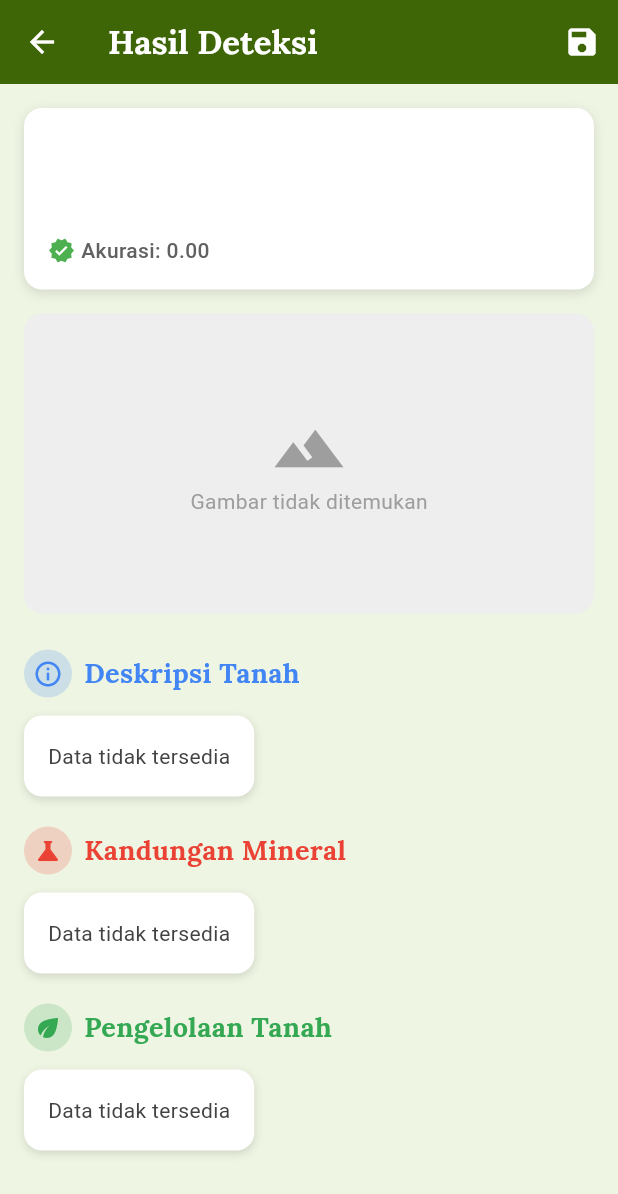
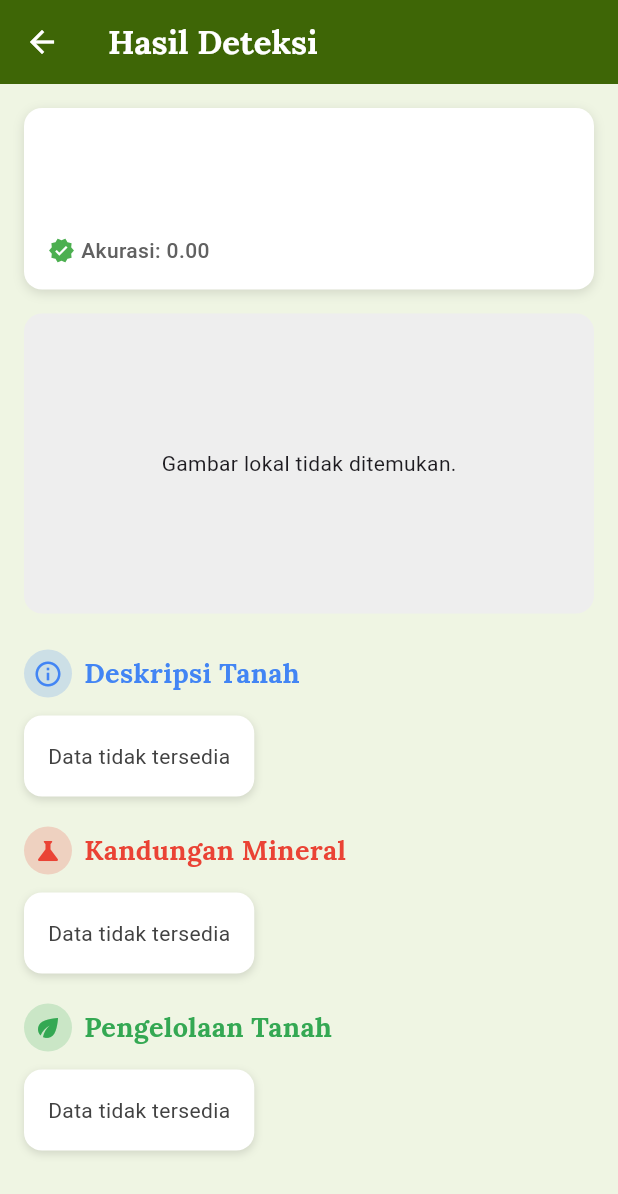
Before and after one commit to alphacoderds/PlantFit, a Flutter app: the HasilDeteksiPage screen opened directly with empty values, on a phone screen of 412 x 824 dp. Shown: the top 1194 px of the screen. Run offline on Flutter 3.47's test engine with Material 3 defaults, Android fonts, the phone set to English and light mode, and no system bars; our stand-ins replace camera, cloud_firestore, connectivity_plus, firebase_auth, firebase_core, firebase_storage and 4 more; missing offline and left inert: tflite_v2; accounts and stored records are empty.

Commit message:
detail hasil deteksi

```diff
--- a/lib/services/firebaseService.dart
+++ b/lib/services/firebaseService.dart
@@ -19,8 +19,8 @@ class FirebaseService {
     }
   }
 
-  /// Simpan hasil deteksi + upload gambar (utama)
-  static Future<void> uploadDetectionResult({
+  /// Simpan hasil deteksi + upload gambar (utama) dan kembalikan imageUrl
+  static Future<String> uploadDetectionResult({
     required String userId,
     required String hasil,
     required double confidence,
@@ -31,7 +31,7 @@ class FirebaseService {
       String imageUrl = '';
       DocumentReference? docRef;
 
-      // Tambah data Firestore dengan image_url kosong lebih dulu
+      // Tambah data Firestore dengan image_url kosong terlebih dahulu
       docRef = await FirebaseFirestore.instance
           .collection('users')
           .doc(userId)
@@ -56,15 +56,18 @@ class FirebaseService {
 
       print("🔗 URL gambar yang didapat: $imageUrl");
 
-      // Periksa & update URL gambar ke Firestore
+      // Update URL gambar di Firestore jika valid
       if (imageUrl.isNotEmpty && Uri.tryParse(imageUrl)?.hasAbsolutePath == true) {
         await docRef.update({'image_url': imageUrl});
         print("✅ Gambar berhasil diupdate di Firestore.");
       } else {
         print("⚠️ URL gambar kosong atau tidak valid.");
       }
+
+      return imageUrl; // ⬅️ Kembalikan URL
     } catch (e) {
       print("❌ Gagal menyimpan hasil deteksi: $e");
+      return '';
     }
   }
 
--- a/lib/view/scan/hasilDeteksi.dart
+++ b/lib/view/scan/hasilDeteksi.dart
@@ -45,7 +45,16 @@ class _HasilDeteksiPageState extends State<HasilDeteksiPage> {
   }
 
   Future<void> _simpanHasilDeteksi() async {
-    if (_isSaving) return;
+    if (_isSaving)
+      Stack(
+        children: [
+          Opacity(
+              opacity: 0.4,
+              child: ModalBarrier(dismissible: false, color: Colors.black)),
+          const Center(child: CircularProgressIndicator()),
+        ],
+      );
+
     setState(() => _isSaving = true);
 
     try {
@@ -138,13 +147,6 @@ class _HasilDeteksiPageState extends State<HasilDeteksiPage> {
           ),
         ),
         iconTheme: const IconThemeData(color: Colors.white),
-        actions: [
-          IconButton(
-            icon: const Icon(Icons.save),
-            tooltip: 'Simpan Hasil Deteksi',
-            onPressed: _simpanHasilDeteksi,
-          )
-        ],
       ),
       body: SingleChildScrollView(
         padding: const EdgeInsets.all(16),
@@ -205,6 +207,7 @@ class _HasilDeteksiPageState extends State<HasilDeteksiPage> {
             const SizedBox(height: 16),
 
             // Image Preview
+            // Gambar preview
             Container(
               height: 200,
               width: double.infinity,
@@ -212,26 +215,28 @@ class _HasilDeteksiPageState extends State<HasilDeteksiPage> {
                 borderRadius: BorderRadius.circular(12),
                 color: Colors.grey[200],
               ),
-              child: widget.imagePath.isNotEmpty &&
-                      File(widget.imagePath).existsSync()
-                  ? ClipRRect(
-                      borderRadius: BorderRadius.circular(12),
-                      child: Image.file(
-                        File(widget.imagePath),
+              child: ClipRRect(
+                borderRadius: BorderRadius.circular(12),
+                child: isUrl
+                    ? Image.network(
+                        widget.imagePath,
                         fit: BoxFit.cover,
-                      ),
-                    )
-                  : Center(
-                      child: Column(
-                        mainAxisAlignment: MainAxisAlignment.center,
-                        children: const [
-                          Icon(Icons.landscape, size: 50, color: Colors.grey),
-                          Text('Gambar tidak ditemukan',
-                              style: TextStyle(color: Colors.grey)),
-                        ],
-                      ),
-                    ),
+                        errorBuilder: (context, error, stackTrace) =>
+                            const Center(child: Text("Gagal memuat gambar.")),
+                      )
+                    : File(widget.imagePath).existsSync()
+                        ? Image.file(
+                            File(widget.imagePath),
+                            fit: BoxFit.cover,
+                            errorBuilder: (context, error, stackTrace) =>
+                                const Center(
+                                    child: Text("Gagal memuat gambar lokal.")),
+                          )
+                        : const Center(
+                            child: Text("Gambar lokal tidak ditemukan.")),
+              ),
             ),
+
             const SizedBox(height: 24),
 
             // Deskripsi Section
```
Also changed, not shown: lib/view/scan/scan.dart (+14 -4 lines).
